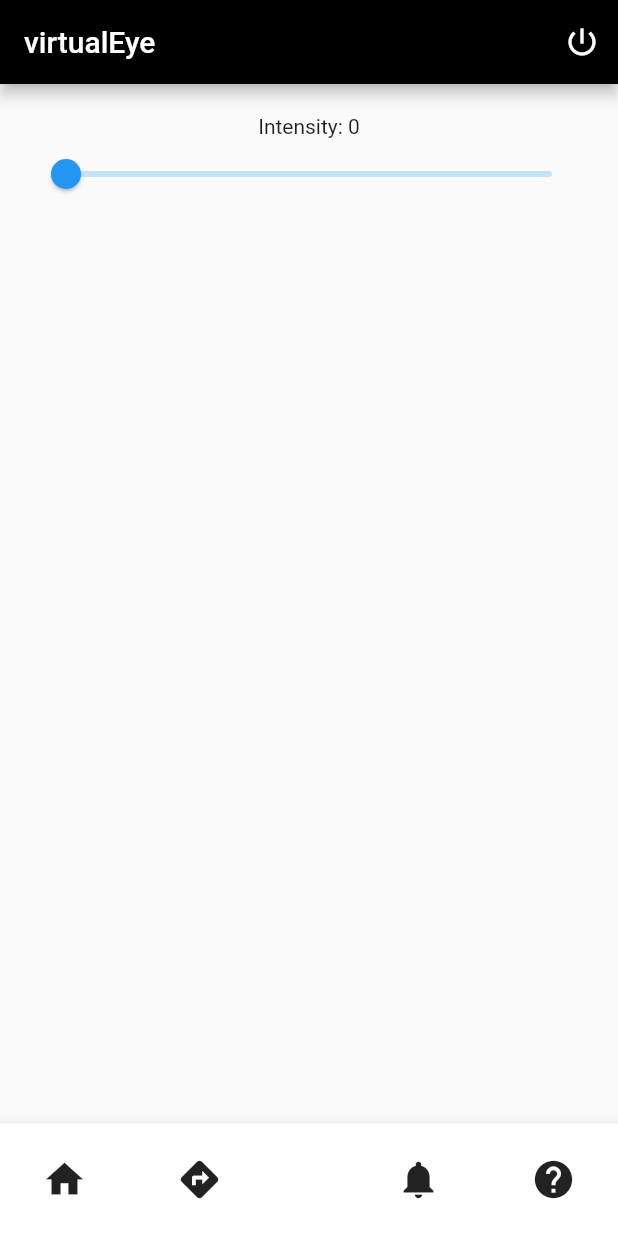
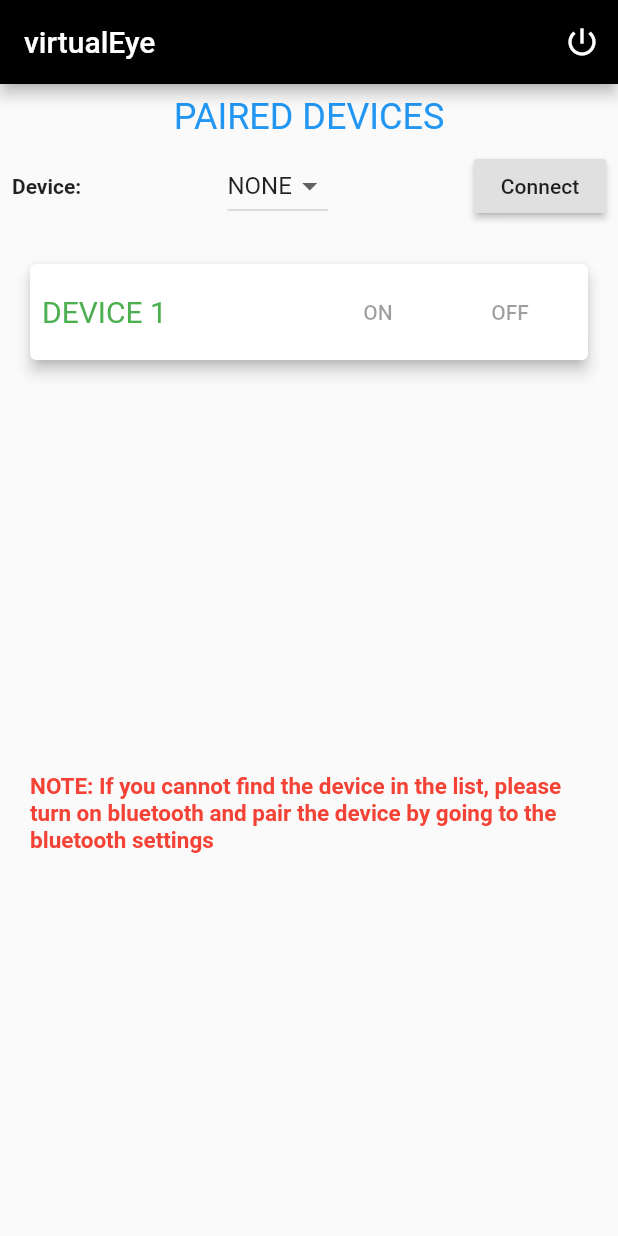
Before and after one commit to ingeniousambivert/virtualEye, a Flutter app: the screen it shows after launch, on a phone screen of 412 x 824 dp. Run offline on Flutter 3.47's test engine with Material 2 defaults, Android fonts, the phone set to English and light mode, and no system bars; our stand-ins replace flutter_bluetooth_serial, geolocator, google_maps_flutter.

Commit message:
Added Bluetooth Connectivity

```diff
--- a/lib/main.dart
+++ b/lib/main.dart
@@ -2,7 +2,7 @@ import 'package:flutter/material.dart';
 import 'package:virtualeye/screens/home.dart';
 import 'package:virtualeye/screens/about.dart';
 import 'package:virtualeye/screens/map.dart';
-
+import 'package:virtualeye/screens/connect.dart';
 
 void main() => runApp(MyApp());
 
@@ -13,7 +13,8 @@ class MyApp extends StatelessWidget {
     return MaterialApp(
       initialRoute: '/',
       routes: {
-        '/':(context) => Home(),
+        '/':(context) => BluetoothApp(),
+        '/home':(context)=>Home(),
         '/map':(context) => Map(),
         '/about':(context) => About(),
       },
--- /dev/null
+++ b/lib/screens/connect.dart
@@ -0,0 +1,258 @@
+// For performing some operations asynchronously
+import 'dart:async';
+import 'package:virtualeye/components/appbar.dart';
+
+// For using PlatformException
+import 'package:flutter/services.dart';
+
+import 'package:flutter/material.dart';
+import 'package:flutter_bluetooth_serial/flutter_bluetooth_serial.dart';
+
+class BluetoothApp extends StatefulWidget {
+  @override
+  _BluetoothAppState createState() => _BluetoothAppState();
+}
+
+class _BluetoothAppState extends State<BluetoothApp> {
+  // Initializing a global key, as it would help us in showing a SnackBar later
+  final GlobalKey<ScaffoldState> _scaffoldKey = new GlobalKey<ScaffoldState>();
+  // Get the instance of the bluetooth
+  FlutterBluetoothSerial bluetooth = FlutterBluetoothSerial.instance;
+
+  // Define some variables, which will be required later
+  List<BluetoothDevice> _devicesList = [];
+  BluetoothDevice _device;
+  bool _connected = false;
+  bool _pressed = false;
+
+  @override
+  void initState() {
+    super.initState();
+    bluetoothConnectionState();
+  }
+
+  // We are using async callback for using await
+  Future<void> bluetoothConnectionState() async {
+    List<BluetoothDevice> devices = [];
+
+    // To get the list of paired devices
+    try {
+      devices = await bluetooth.getBondedDevices();
+    } on PlatformException {
+      print("Error");
+    }
+
+    // For knowing when bluetooth is connected and when disconnected
+    bluetooth.onStateChanged().listen((state) {
+      switch (state) {
+        case FlutterBluetoothSerial.CONNECTED:
+          setState(() {
+            _connected = true;
+            _pressed = false;
+          });
+
+          break;
+
+        case FlutterBluetoothSerial.DISCONNECTED:
+          setState(() {
+            _connected = false;
+            _pressed = false;
+          });
+          break;
+
+        default:
+          print(state);
+          break;
+      }
+    });
+
+    // It is an error to call [setState] unless [mounted] is true.
+    if (!mounted) {
+      return;
+    }
+
+    // Store the [devices] list in the [_devicesList] for accessing
+    // the list outside this class
+    setState(() {
+      _devicesList = devices;
+    });
+  }
+
+  // Now, its time to build the UI
+  @override
+  Widget build(BuildContext context) {
+    return MaterialApp(
+      home: Scaffold(
+        key: _scaffoldKey,
+        appBar: BaseAppBar(),
+        body: Container(
+          child: Column(
+            mainAxisSize: MainAxisSize.max,
+            children: <Widget>[
+              Padding(
+                padding: const EdgeInsets.only(top: 8.0),
+                child: Text(
+                  "PAIRED DEVICES",
+                  style: TextStyle(fontSize: 24, color: Colors.blue),
+                  textAlign: TextAlign.center,
+                ),
+              ),
+              Padding(
+                padding: const EdgeInsets.all(8.0),
+                child: Row(
+                  mainAxisAlignment: MainAxisAlignment.spaceBetween,
+                  children: <Widget>[
+                    Text(
+                      'Device:',
+                      style: TextStyle(
+                        fontWeight: FontWeight.bold,
+                      ),
+                    ),
+                    DropdownButton(
+                      items: _getDeviceItems(),
+                      onChanged: (value) => setState(() => _device = value),
+                      value: _device,
+                    ),
+                    RaisedButton(
+                      onPressed:
+                      _pressed ? null : _connected ? _disconnect : _connect,
+                      child: Text(_connected ? 'Disconnect' : 'Connect'),
+                    ),
+                  ],
+                ),
+              ),
+              Padding(
+                padding: const EdgeInsets.all(16.0),
+                child: Card(
+                  elevation: 4,
+                  child: Padding(
+                    padding: const EdgeInsets.all(8.0),
+                    child: Row(
+                      children: <Widget>[
+                        Expanded(
+                          child: Text(
+                            "DEVICE 1",
+                            style: TextStyle(
+                              fontSize: 20,
+                              color: Colors.green,
+                            ),
+                          ),
+                        ),
+                        FlatButton(
+                          onPressed:
+                          _connected ? _sendOnMessageToBluetooth : null,
+                          child: Text("ON"),
+                        ),
+                        FlatButton(
+                          onPressed:
+                          _connected ? _sendOffMessageToBluetooth : null,
+                          child: Text("OFF"),
+                        ),
+                      ],
+                    ),
+                  ),
+                ),
+              ),
+              Expanded(
+                child: Padding(
+                  padding: const EdgeInsets.all(20),
+                  child: Center(
+                    child: Text(
+                      "NOTE: If you cannot find the device in the list, please turn on bluetooth and pair the device by going to the bluetooth settings",
+                      style: TextStyle(
+                          fontSize: 15,
+                          fontWeight: FontWeight.bold,
+                          color: Colors.red),
+                    ),
+                  ),
+                ),
+              )
+            ],
+          ),
+        ),
+      ),
+    );
+  }
+
+  // Create the List of devices to be shown in Dropdown Menu
+  List<DropdownMenuItem<BluetoothDevice>> _getDeviceItems() {
+    List<DropdownMenuItem<BluetoothDevice>> items = [];
+    if (_devicesList.isEmpty) {
+      items.add(DropdownMenuItem(
+        child: Text('NONE'),
+      ));
+    } else {
+      _devicesList.forEach((device) {
+        items.add(DropdownMenuItem(
+          child: Text(device.name),
+          value: device,
+        ));
+      });
+    }
+    return items;
+  }
+
+  // Method to connect to bluetooth
+  void _connect() {
+    if (_device == null) {
+      show('No device selected');
+    } else {
+      bluetooth.isConnected.then((isConnected) {
+        if (!isConnected) {
+          bluetooth
+              .connect(_device)
+              .timeout(Duration(seconds: 10))
+              .catchError((error) {
+            setState(() => _pressed = false);
+          });
+          setState(() => _pressed = true);
+        }
+      });
+    }
+  }
+
+  // Method to disconnect bluetooth
+  void _disconnect() {
+    bluetooth.disconnect();
+    setState(() => _pressed = true);
+  }
+
+  // Method to send message,
+  // for turning the bletooth device on
+  void _sendOnMessageToBluetooth() {
+    bluetooth.isConnected.then((isConnected) {
+      if (isConnected) {
+        bluetooth.write("1");
+        show('Device Turned On');
+      }
+    });
+  }
+
+  // Method to send message,
+  // for turning the bletooth device off
+  void _sendOffMessageToBluetooth() {
+    bluetooth.isConnected.then((isConnected) {
+      if (isConnected) {
+        bluetooth.write("0");
+        show('Device Turned Off');
+      }
+    });
+  }
+
+  // Method to show a Snackbar,
+  // taking message as the text
+  Future show(
+      String message, {
+        Duration duration: const Duration(seconds: 3),
+      }) async {
+    await new Future.delayed(new Duration(milliseconds: 100));
+    _scaffoldKey.currentState.showSnackBar(
+      new SnackBar(
+        content: new Text(
+          message,
+        ),
+        duration: duration,
+      ),
+    );
+  }
+}
--- a/lib/screens/map.dart
+++ b/lib/screens/map.dart
@@ -7,6 +7,11 @@ class Map extends StatefulWidget{
 }
 
 class _MapActivity extends State<Map>{
+
+  _MapActivity({this.lat,this.long});
+  final double lat;
+  final double long;
+
   GoogleMapController mapController;
 
   void _onMapCreated(GoogleMapController controller) {
@@ -24,7 +29,8 @@ class _MapActivity extends State<Map>{
               GoogleMap(
                 onMapCreated: _onMapCreated,
                 initialCameraPosition: CameraPosition(
-                  target: LatLng(23.0271, 72.5515),
+                 // target: LatLng(23.0271, 72.5515),
+                  target: LatLng(lat, long),
                   zoom: 15.0,
                 ),
               ),
--- a/pubspec.yaml
+++ b/pubspec.yaml
@@ -20,6 +20,8 @@ dependencies:
   flutter:
     sdk: flutter
   google_maps_flutter: ^0.5.11
+  flutter_bluetooth_serial: ^0.0.4
+  geolocator: ^5.1.5
 
   # The following adds the Cupertino Icons font to your application.
   # Use with the CupertinoIcons class for iOS style icons.
```
Also changed, not shown: lib/components/bottombar.dart (+22 -5 lines), pubspec.lock, 2 other files.
